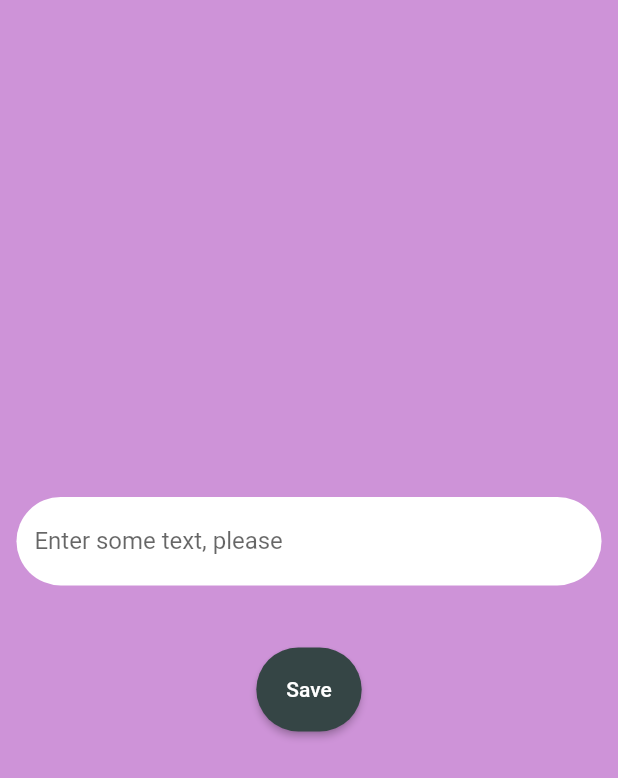
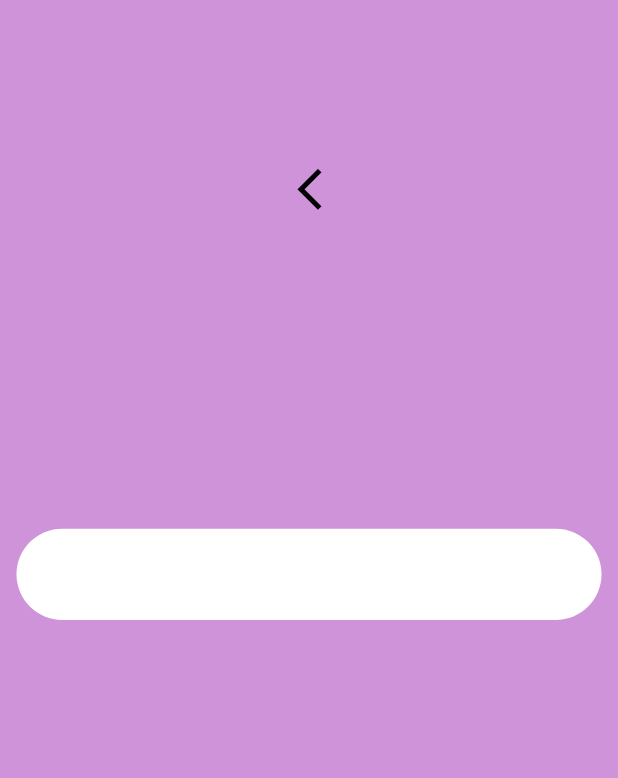
Before and after one commit to DianaTalantbekova/test_task, a Flutter app: the screen it shows after launch, after a tap on "Save", on a phone screen of 412 x 824 dp. Shown: the top 778 px of the screen. Run offline on Flutter 3.47's test engine with Material 2 defaults, Android fonts, the phone set to English and light mode, and no system bars; our stand-ins replace dio, flutter_bloc, flutter_screenutil, hive_flutter; accounts and stored records are empty; network calls fail.

Commit message:
test_task

```diff
--- a/lib/commons/theme_helper.dart
+++ b/lib/commons/theme_helper.dart
@@ -3,4 +3,5 @@ import 'package:flutter/material.dart';
 class ThemeHelper {
   static Color black = const Color(0xff000000);
   static Color red = const Color(0xffEB5757);
+  static Color green = const Color(0xff1DE81C);
 }
--- a/lib/helpers/get_status_color.dart
+++ b/lib/helpers/get_status_color.dart
@@ -2,10 +2,10 @@ import 'package:test_task/commons/theme_helper.dart';
 
 getStatusColor(String status) {
   switch (status) {
-    case 'Alive':
-      return ;
+    case 'Status.ALIVE':
+      return ThemeHelper.green;
 
-    case 'Dead':
+    case 'Status.DEAD':
       return ThemeHelper.red;
 
     default:
--- /dev/null
+++ b/lib/screens/get_data.dart
@@ -0,0 +1,51 @@
+import 'package:flutter/material.dart';
+import 'package:flutter_screenutil/flutter_screenutil.dart';
+
+class GetDataScreen extends StatelessWidget {
+  String data;
+  GetDataScreen({Key? key, required this.data}) : super(key: key);
+
+  @override
+  Widget build(BuildContext context) {
+    return Scaffold(
+      backgroundColor: Colors.purple[200],
+      body: Center(
+        child: Column(
+          children: [
+            SizedBox(
+              height: 100.h,
+            ),
+            IconButton(
+              onPressed: () {
+                Navigator.pop(context);
+              },
+              icon: Icon(
+                Icons.arrow_back_ios_new,
+                size: 30.sp,
+                color: Colors.black,
+              ),
+            ),
+            SizedBox(
+              height: 50.h,
+            ),
+            Container(
+              margin: EdgeInsets.only(top: 150.h),
+              width: 355.w,
+              height: 60.h,
+              alignment: Alignment.center,
+              decoration: BoxDecoration(
+                borderRadius: BorderRadius.circular(30.r),
+                color: const Color(0xffFFFFFF),
+              ),
+              child: Text(
+                data,
+                style: TextStyle(fontSize: 20.sp, color: Colors.black),
+                textAlign: TextAlign.center,
+              ),
+            ),
+          ],
+        ),
+      ),
+    );
+  }
+}
--- a/lib/screens/test_task.dart
+++ b/lib/screens/test_task.dart
@@ -3,6 +3,7 @@ import 'package:flutter_bloc/flutter_bloc.dart';
 import 'package:flutter_screenutil/flutter_screenutil.dart';
 import 'package:test_task/helpers/get_status_color.dart';
 import 'package:test_task/screens/bloc/character_bloc.dart';
+import 'package:test_task/screens/get_data.dart';
 import 'package:test_task/screens/widgets/text_field_widget.dart';
 
 class TestTask extends StatefulWidget {
@@ -16,7 +17,6 @@ class _TestTaskState extends State<TestTask> {
   CharacterBloc characterBloc = CharacterBloc();
   late final TextEditingController textEditingController =
       TextEditingController();
-  final List data = [];
 
   @override
   void initState() {
@@ -36,13 +36,17 @@ class _TestTaskState extends State<TestTask> {
             padding: EdgeInsets.symmetric(horizontal: 10.w, vertical: 15.h),
             child: CustomTextField(controller: textEditingController),
           ),
-          for (var i in data) Text("$i"),
           SizedBox(height: 10.h),
           ElevatedButton(
             onPressed: () {
-              data.add(textEditingController.text);
-              textEditingController.clear();
-              setState(() {});
+              Navigator.push(
+                context,
+                MaterialPageRoute(
+                  builder: ((context) => GetDataScreen(
+                        data: textEditingController.text,
+                      )),
+                ),
+              );
             },
             child: Text('Save'),
             style: ElevatedButton.styleFrom(
@@ -83,7 +87,7 @@ class _TestTaskState extends State<TestTask> {
                   child: ListView.separated(
                     itemCount: state.characterModelList.results!.length,
                     separatorBuilder: (context, index) {
-                      return SizedBox(height: 10.h);
+                      return SizedBox(height: 15.h);
                     },
                     itemBuilder: (context, index) {
                       return Padding(
@@ -96,7 +100,7 @@ class _TestTaskState extends State<TestTask> {
                                 backgroundColor: Colors.transparent,
                                 radius: 35.r,
                                 backgroundImage: NetworkImage(state
-                                    .characterModelList.results!.first.image!),
+                                    .characterModelList.results![index].image!),
                               ),
                               Padding(
                                 padding: EdgeInsets.symmetric(vertical: 20.h),
@@ -118,7 +122,7 @@ class _TestTaskState extends State<TestTask> {
                                       ),
                                     ),
                                     Text(
-                                      state.characterModelList.results!.first
+                                      state.characterModelList.results![index]
                                           .name!,
                                       style: TextStyle(
                                         fontSize: 16.sp,
@@ -134,7 +138,7 @@ class _TestTaskState extends State<TestTask> {
                                           style: TextStyle(
                                               fontSize: 16.sp,
                                               fontWeight: FontWeight.w500,
-                                              color: Colors.grey),
+                                              color: Colors.black),
                                         ),
                                         Text(
                                           state.characterModelList
@@ -143,7 +147,7 @@ class _TestTaskState extends State<TestTask> {
                                           style: TextStyle(
                                             fontSize: 16.sp,
                                             fontWeight: FontWeight.w500,
-                                            color: Colors.grey,
+                                            color: Colors.black,
                                           ),
                                         ),
                                       ],
```
